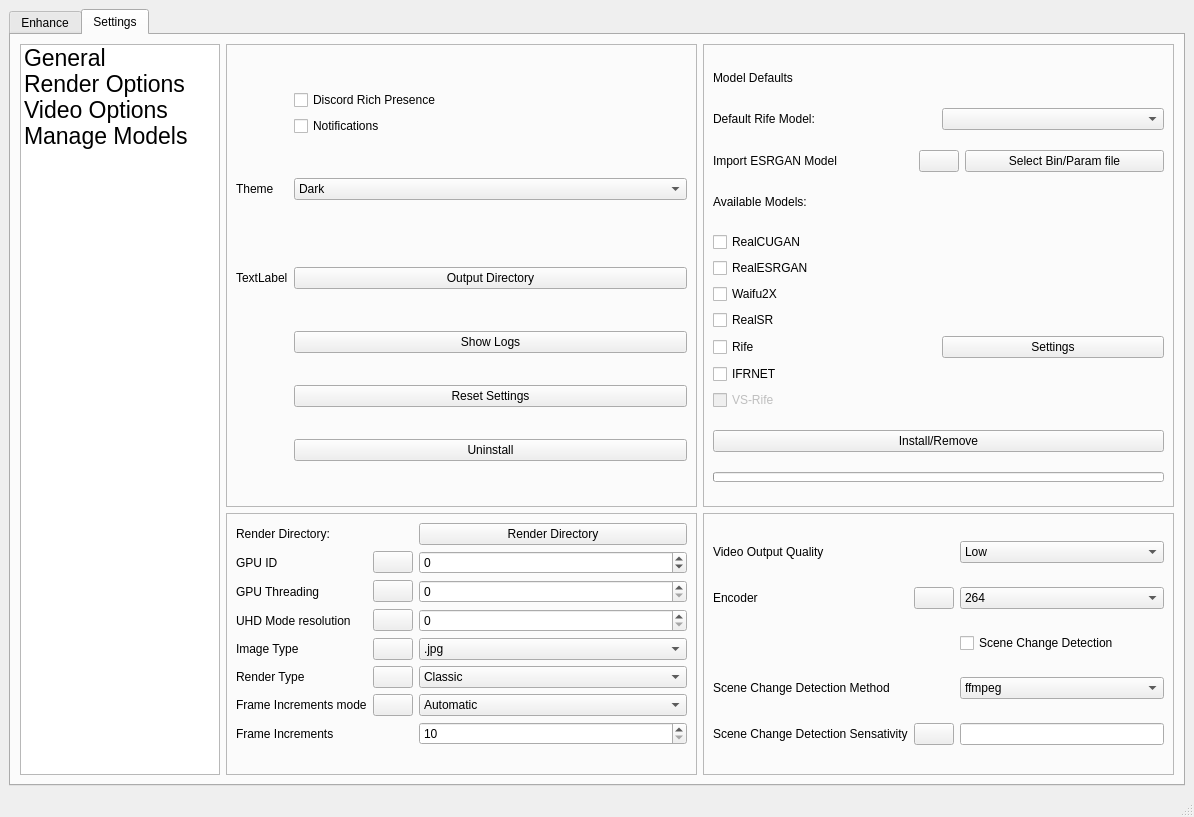
Qt form mainwindow.ui (TNTwise/REAL-Video-Enhancer) before a commit.
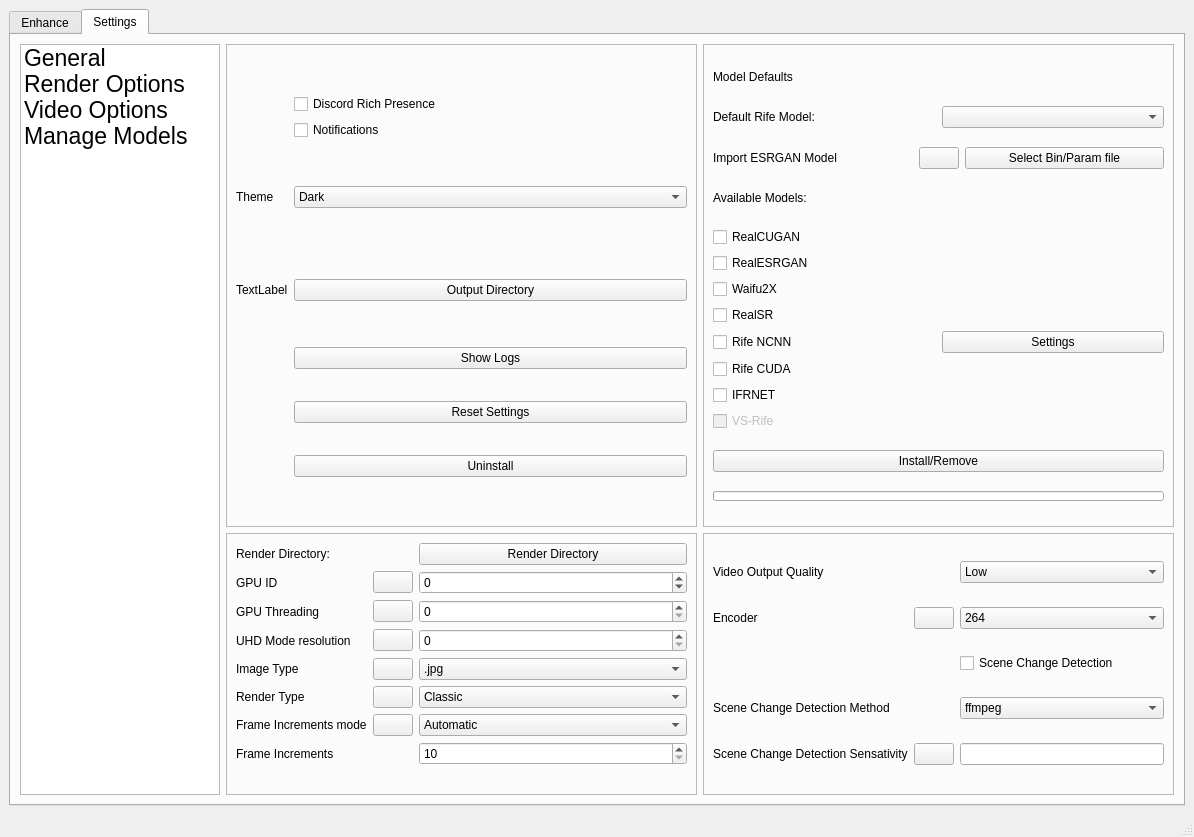
The same form after that commit. The open tabs and pages were chosen to show the change. Icons and pictures are not drawn.

Commit message: add cuda install option

```diff
--- a/mainwindow.ui
+++ b/mainwindow.ui
@@ -7,7 +7,7 @@
     <x>0</x>
     <y>0</y>
     <width>1194</width>
-    <height>817</height>
+    <height>837</height>
    </rect>
   </property>
   <property name="windowTitle">
@@ -793,17 +793,7 @@
                  <item row="8" column="0">
                   <widget class="QCheckBox" name="RifeCheckBox">
                    <property name="text">
-                    <string>Rife</string>
-                   </property>
-                  </widget>
-                 </item>
-                 <item row="0" column="0">
-                  <widget class="QCheckBox" name="RealCUGANCheckBox">
-                   <property name="enabled">
-                    <bool>true</bool>
-                   </property>
-                   <property name="text">
-                    <string>RealCUGAN</string>
+                    <string>Rife NCNN</string>
                    </property>
                   </widget>
                  </item>
@@ -828,17 +818,7 @@
                    </property>
                   </widget>
                  </item>
-                 <item row="9" column="0">
-                  <widget class="QCheckBox" name="CainCheckBox">
-                   <property name="enabled">
-                    <bool>true</bool>
-                   </property>
-                   <property name="text">
-                    <string>IFRNET</string>
-                   </property>
-                  </widget>
-                 </item>
-                 <item row="10" column="0">
+                 <item row="11" column="0">
                   <widget class="QCheckBox" name="RifeVSCheckBox">
                    <property name="enabled">
                     <bool>false</bool>
@@ -848,6 +828,33 @@
                    </property>
                   </widget>
                  </item>
+                 <item row="0" column="0">
+                  <widget class="QCheckBox" name="RealCUGANCheckBox">
+                   <property name="enabled">
+                    <bool>true</bool>
+                   </property>
+                   <property name="text">
+                    <string>RealCUGAN</string>
+                   </property>
+                  </widget>
+                 </item>
+                 <item row="10" column="0">
+                  <widget class="QCheckBox" name="CainCheckBox">
+                   <property name="enabled">
+                    <bool>true</bool>
+                   </property>
+                   <property name="text">
+                    <string>IFRNET</string>
+                   </property>
+                  </widget>
+                 </item>
+                 <item row="9" column="0">
+                  <widget class="QCheckBox" name="RifeCUDACheckBox">
+                   <property name="text">
+                    <string>Rife CUDA</string>
+                   </property>
+                  </widget>
+                 </item>
                 </layout>
                </item>
                <item row="0" column="0">
```
Left out of the diff: 14 changed lines with no effect on the pictures. The commit also changes 17 other files.
